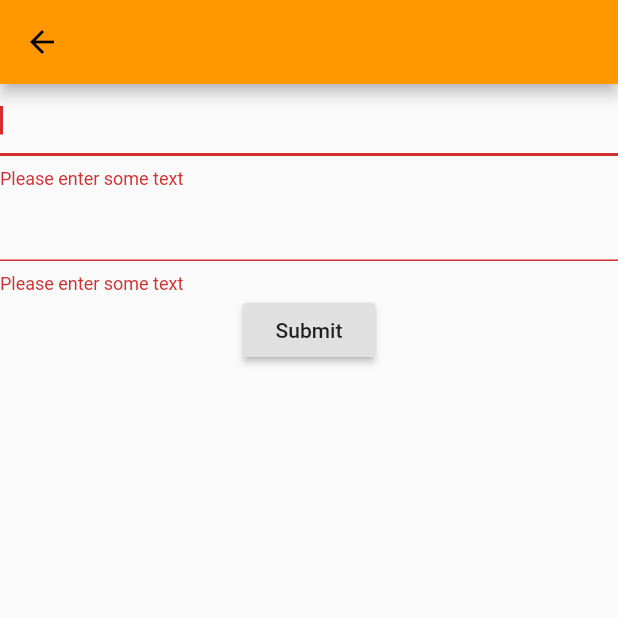
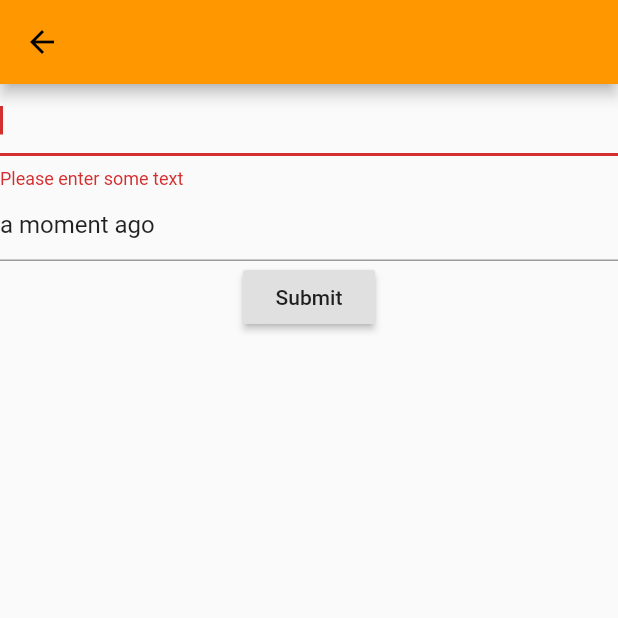
Before and after one commit to adimit/elqeqe, a Flutter app: the EditNoteForm screen opened directly, after a tap on "Submit", on a phone screen of 412 x 824 dp, the top half of it. Run offline on Flutter 3.47's test engine with Material 2 defaults, Android fonts, the phone set to English and light mode, and no system bars; our stand-ins replace flutter_datetime_picker, sqflite, timeago; accounts and stored records are empty.

Commit message:
Pre-populate picked date, and use fuzzy time

```diff
--- a/lib/main.dart
+++ b/lib/main.dart
@@ -53,7 +53,8 @@ class EditNoteForm extends StatefulWidget {
 class EditNoteState extends State<EditNoteForm> {
   final _formKey = GlobalKey<FormState>();
   final _noteEditingController = TextEditingController();
-  final _dateEditingController = TextEditingController();
+  var _pickedDate = DateTime.now();
+  final _dateEditingController = TextEditingController(text: timeago.format(DateTime.now()));
   final void Function(String, DateTime) saveValue;
 
   EditNoteState({this.saveValue});
@@ -84,21 +85,22 @@ class EditNoteState extends State<EditNoteForm> {
               controller: _dateEditingController,
               validator: (value) {
                 if (value.isEmpty) {
-                  return 'Please enter some text';
+                  return 'Please enter a date';
                 }
                 return null;
               },
               onTap: () {
-                DatePicker.showDateTimePicker(context,
-                    currentTime: DateTime.now(), onConfirm: (date) {
-                  _dateEditingController.text = date.toString();
+                DatePicker.showDateTimePicker(context, currentTime: _pickedDate,
+                    onConfirm: (date) {
+                  setState(() => _pickedDate = date);
+                  _dateEditingController.text = timeago.format(date);
                 });
               },
             ),
             RaisedButton(
                 onPressed: () {
                   if (_formKey.currentState.validate()) {
-                    saveValue(_noteEditingController.text, DateTime.parse(_dateEditingController.text));
+                    saveValue(_noteEditingController.text, _pickedDate);
                     Navigator.of(context).pop();
                   }
                 },
@@ -130,7 +132,8 @@ class MyHomePage extends StatefulWidget {
   _MyHomePageState createState() => _MyHomePageState(database: database);
 }
 
-Route _createRoute(void Function(String, DateTime) saveValue) => PageRouteBuilder(
+Route _createRoute(void Function(String, DateTime) saveValue) =>
+    PageRouteBuilder(
         pageBuilder: (context, animation, secondaryAnimation) =>
             EditNoteForm(saveValue: saveValue),
         transitionsBuilder: (context, animation, secondaryAnimation, child) {
@@ -140,7 +143,8 @@ Route _createRoute(void Function(String, DateTime) saveValue) => PageRouteBuilde
           final tween =
               Tween(begin: begin, end: end).chain(CurveTween(curve: curve));
 
-      return SlideTransition(position: animation.drive(tween), child: child);
+          return SlideTransition(
+              position: animation.drive(tween), child: child);
         });
 
 class _MyHomePageState extends State<MyHomePage> {
@@ -205,8 +209,7 @@ class _MyHomePageState extends State<MyHomePage> {
         onPressed: () {
           Navigator.of(context).push(_createRoute((textValue, date) async {
             await _insertNote(NotePartial(
-                text: textValue,
-                localTimestamp: date.millisecondsSinceEpoch));
+                text: textValue, localTimestamp: date.millisecondsSinceEpoch));
             _replayState();
           }));
         },
```
Lines whose indentation alone changed are shown as unchanged.
